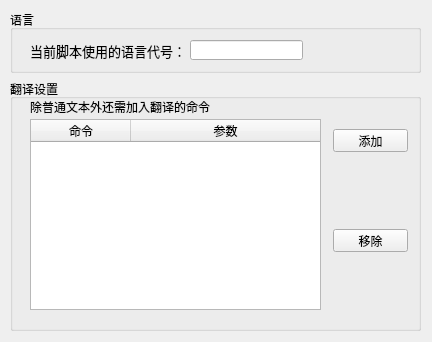
Before: the Qt Designer form dia/LangOpt.ui in BKEngine/Creator, drawn with Qt 5.
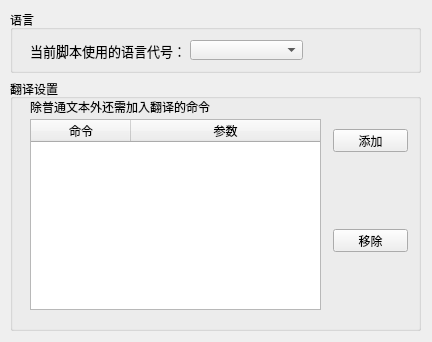
After: the same form once the commit is applied.

Commit message: 顺手更新一下语言设置界面 以及顺手改了下版本号 圣诞快乐虽然晚了233

The edit to the form file:
```diff
--- a/dia/LangOpt.ui
+++ b/dia/LangOpt.ui
@@ -58,7 +58,7 @@
         <string>当前脚本使用的语言代号：</string>
        </property>
       </widget>
-      <widget class="QLineEdit" name="lineEdit">
+      <widget class="QComboBox" name="comboBox">
        <property name="geometry">
         <rect>
          <x>180</x>
```
The commit also changes 5 other files.
